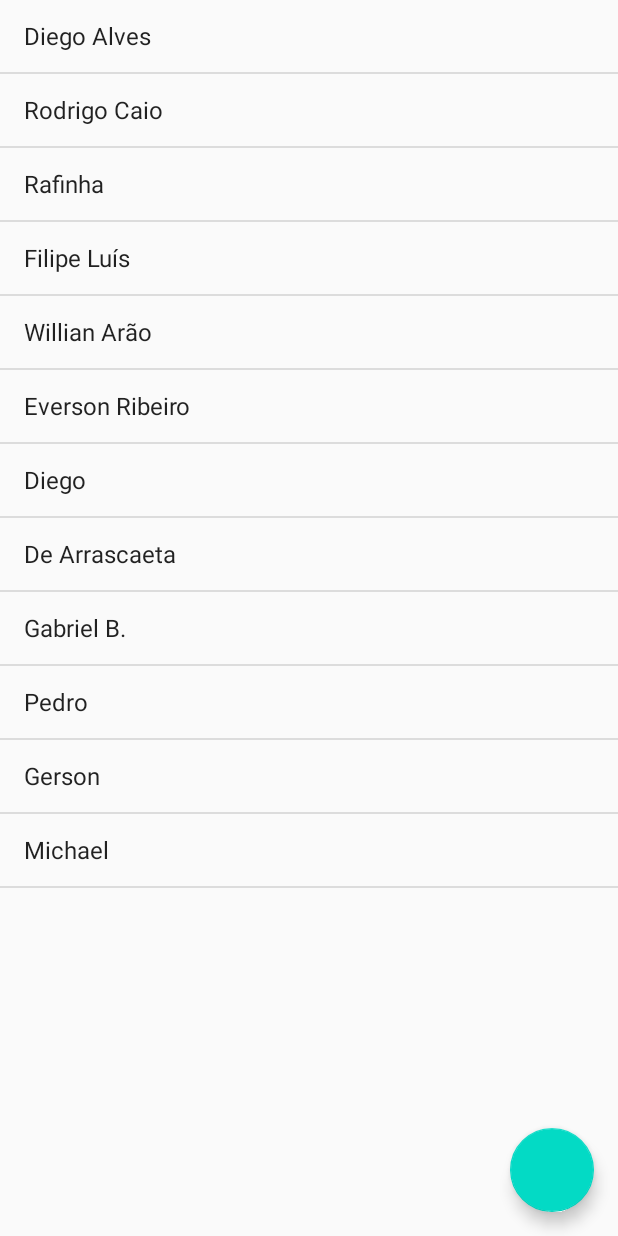
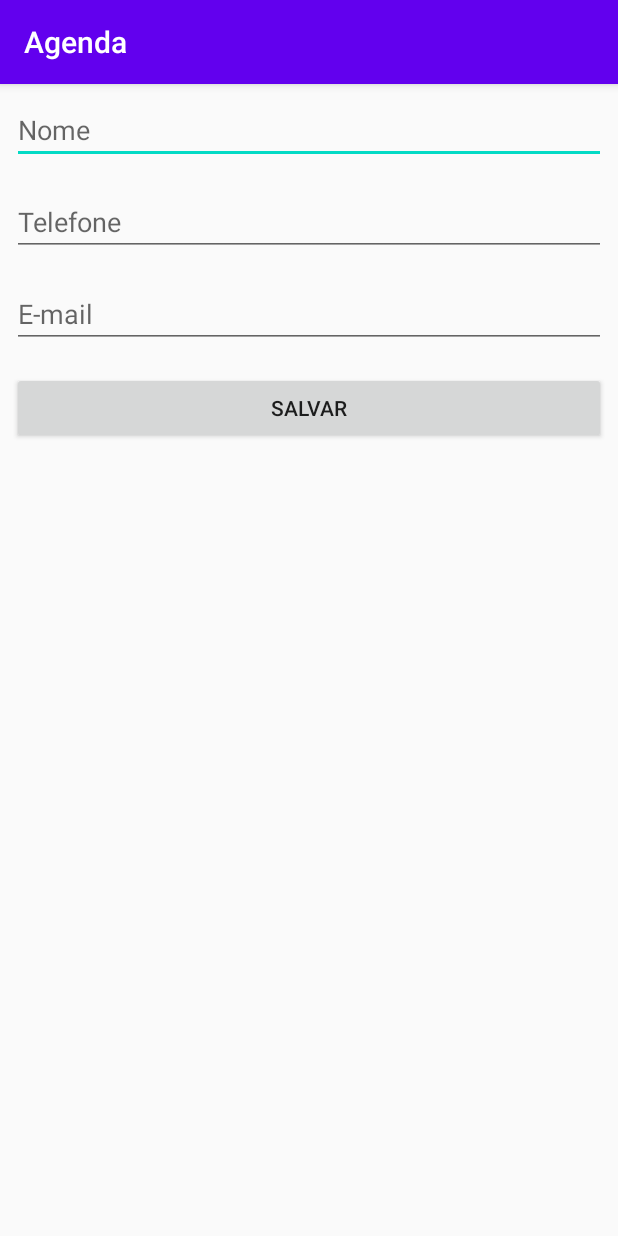
Before and after one commit to AysllaGomes/agenda, an Android app: the screen it shows after launch (MainActivity before the commit, FormularioAlunoActivity after it), on a phone screen of 412 x 824 dp. Run offline under Robolectric (Android 15) with nearby library versions, the phone set to English and light mode, and no system bars.

Commit message:
Adicionando o activity de formulário de cadastro (dar usuabilidade)

```diff
--- a/app/build.gradle
+++ b/app/build.gradle
@@ -28,6 +28,7 @@ dependencies {
     implementation fileTree(dir: 'libs', include: ['*.jar'])
 
     implementation 'androidx.appcompat:appcompat:1.1.0'
+    implementation 'androidx.constraintlayout:constraintlayout:1.1.3'
     testImplementation 'junit:junit:4.12'
     androidTestImplementation 'androidx.test.ext:junit:1.1.1'
     androidTestImplementation 'androidx.test.espresso:espresso-core:3.2.0'
--- /dev/null
+++ b/app/src/main/java/com/example/agenda/ui/activity/FormularioAlunoActivity.java
@@ -0,0 +1,52 @@
+package com.example.agenda.ui.activity;
+
+import androidx.appcompat.app.AppCompatActivity;
+
+import android.os.Bundle;
+import android.view.View;
+import android.widget.Button;
+import android.widget.EditText;
+import android.widget.Toast;
+
+import com.example.agenda.R;
+import com.example.agenda.model.Aluno;
+
+public class FormularioAlunoActivity extends AppCompatActivity {
+
+    @Override
+    protected void onCreate(Bundle savedInstanceState) {
+        super.onCreate(savedInstanceState);
+
+        setContentView(R.layout.activity_formulario_aluno);
+
+        final EditText campoNome = findViewById(R.id.activity_formulario_aluno_nome);
+        final EditText campoTelefone = findViewById(R.id.activity_formulario_aluno_telefone);
+        final EditText campoEmail = findViewById(R.id.activity_formulario_aluno_email);
+
+        Button botaoSalvar = findViewById(R.id.activity_formulario_aluno_botao_salvar);
+
+        botaoSalvar.setOnClickListener(
+                new View.OnClickListener() {
+
+                    @Override
+                    public void onClick(View view) {
+                        String nome = campoNome.getText().toString();
+                        String telefone = campoTelefone.getText().toString();
+                        String email = campoEmail.getText().toString();
+
+                        Aluno alunoCriado = new Aluno(nome, telefone, email);
+
+                        Toast.makeText(
+                                FormularioAlunoActivity.this,
+                                alunoCriado.getNome() + " - " +
+                                alunoCriado.getTelefone() + " - " +
+                                alunoCriado.getEmail(),
+                                Toast.LENGTH_SHORT
+                        ).show();
+                    }
+
+                }
+        );
+    }
+
+}
--- a/app/src/main/java/com/example/agenda/MainActivity.java
+++ b/app/src/main/java/com/example/agenda/ui/activity/ListaAlunosActivity.java
@@ -1,24 +1,27 @@
-package com.example.agenda;
+package com.example.agenda.ui.activity;
 
 import java.util.List;
 import java.util.Arrays;
 import java.util.ArrayList;
 
+import com.example.agenda.R;
+
 import android.os.Bundle;
 
-import android.app.Activity;
 import android.widget.ListView;
 import android.widget.ArrayAdapter;
 
 import androidx.annotation.Nullable;
+import androidx.appcompat.app.AppCompatActivity;
 
-public class MainActivity extends Activity {
+public class ListaAlunosActivity extends AppCompatActivity {
 
     @Override
     protected void onCreate(@Nullable Bundle savedInstanceState) {
         super.onCreate(savedInstanceState);
 
-        setContentView(R.layout.activity_main);
+        setContentView(R.layout.activity_lista_alunos);
+        setTitle("Lista de Alunos");
 
         // Apenas os brabos entendem
         List<String> alunos = new ArrayList<>(
@@ -28,7 +31,7 @@ public class MainActivity extends Activity {
                 )
         );
 
-        ListView listaDeAlunos = findViewById(R.id.activity_main_lista_de_alunos);
+        ListView listaDeAlunos = findViewById(R.id.activity_lista_alunos_listview);
 
         listaDeAlunos.setAdapter(
                 new ArrayAdapter<>(this, android.R.layout.simple_list_item_1, alunos)
--- /dev/null
+++ b/app/src/main/res/layout/activity_formulario_aluno.xml
@@ -0,0 +1,42 @@
+<?xml version="1.0" encoding="utf-8"?>
+<LinearLayout xmlns:android="http://schemas.android.com/apk/res/android"
+    android:layout_width="match_parent"
+    android:layout_height="match_parent"
+    android:orientation="vertical">
+
+    <EditText
+        android:id="@+id/activity_formulario_aluno_nome"
+        android:layout_width="match_parent"
+        android:layout_height="wrap_content"
+        android:layout_margin="8dp"
+        android:hint="Nome"
+        android:inputType="textCapWords"
+    />
+
+    <EditText
+        android:id="@+id/activity_formulario_aluno_telefone"
+        android:layout_width="match_parent"
+        android:layout_height="wrap_content"
+        android:layout_margin="8dp"
+        android:hint="Telefone"
+        android:inputType="phone"
+        />
+
+    <EditText
+        android:id="@+id/activity_formulario_aluno_email"
+        android:layout_width="match_parent"
+        android:layout_height="wrap_content"
+        android:layout_margin="8dp"
+        android:hint="E-mail"
+        android:inputType="textEmailAddress"
+    />
+
+    <Button
+        android:id="@+id/activity_formulario_aluno_botao_salvar"
+        android:layout_width="match_parent"
+        android:layout_height="wrap_content"
+        android:layout_margin="8dp"
+        android:text="Salvar"
+    />
+
+</LinearLayout>
--- a/app/src/main/res/layout/activity_main.xml
+++ b/app/src/main/res/layout/activity_lista_alunos.xml
@@ -1,11 +1,11 @@
 <?xml version="1.0" encoding="utf-8"?>
 <RelativeLayout xmlns:android="http://schemas.android.com/apk/res/android"
-    xmlns:tools="http://schemas.android.com/tools"
+    xmlns:app="http://schemas.android.com/apk/res-auto"
     android:layout_width="match_parent"
     android:layout_height="match_parent">
 
     <com.google.android.material.floatingactionbutton.FloatingActionButton
-        android:id="@+id/activity_main_fab_novo_aluno"
+        android:id="@+id/activity_lista_alunos_fab_novo_aluno"
         android:layout_width="wrap_content"
         android:layout_height="wrap_content"
         android:layout_alignParentEnd="true"
@@ -13,10 +13,10 @@
         android:layout_margin="16dp"
         android:clickable="true"
         android:focusable="true"
-        tools:srcCompat="@drawable/ic_launcher_foreground" />
+        app:srcCompat="@drawable/ic_action_novo_aluno" />
 
     <ListView
-        android:id="@+id/activity_main_lista_de_alunos"
+        android:id="@+id/activity_lista_alunos_listview"
         android:layout_width="match_parent"
         android:layout_height="match_parent" />
 
```
Also changed, not shown: app/src/main/AndroidManifest.xml (+12 -2 lines), app/src/main/java/com/example/agenda/model/Aluno.java (added, +27 -0 lines), app/src/main/res/drawable-anydpi/ic_action_novo_aluno.xml (added, +11 -0 lines), app/src/main/res/drawable-hdpi/ic_action_novo_aluno.png (added), app/src/main/res/drawable-mdpi/ic_action_novo_aluno.png (added), app/src/main/res/drawable-xhdpi/ic_action_novo_aluno.png (added), app/src/main/res/drawable-xxhdpi/ic_action_novo_aluno.png (added).
